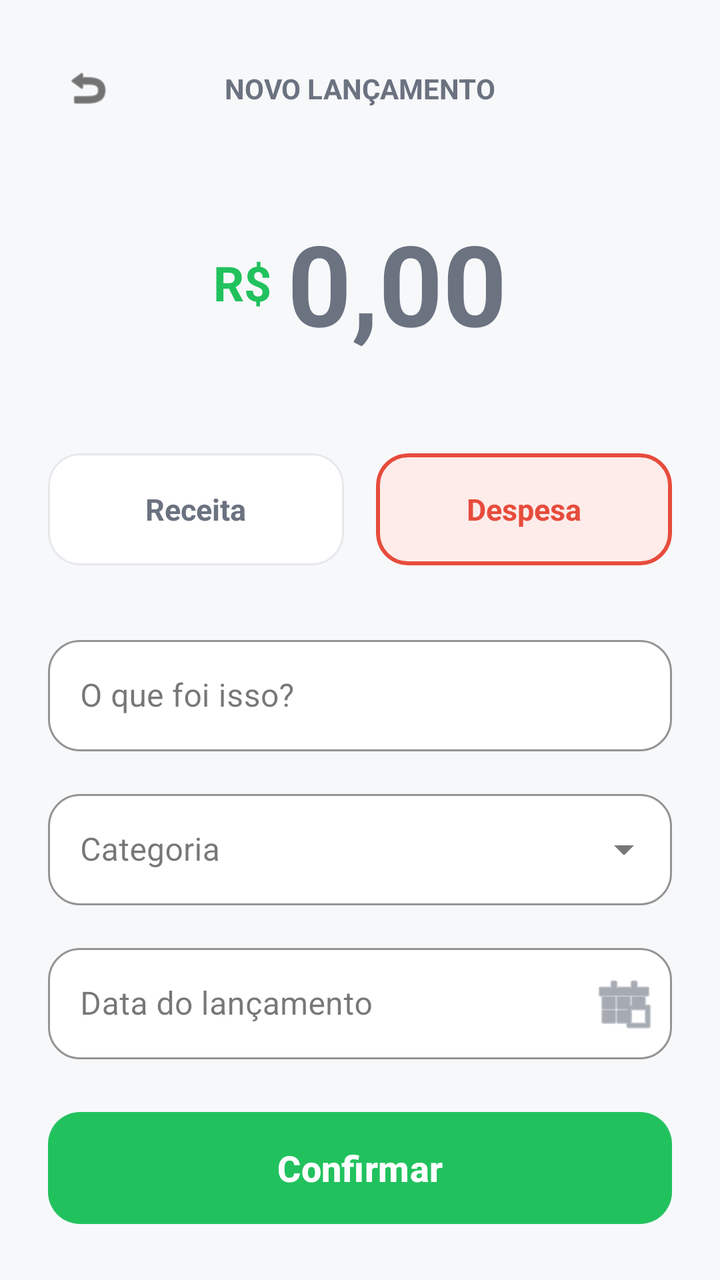
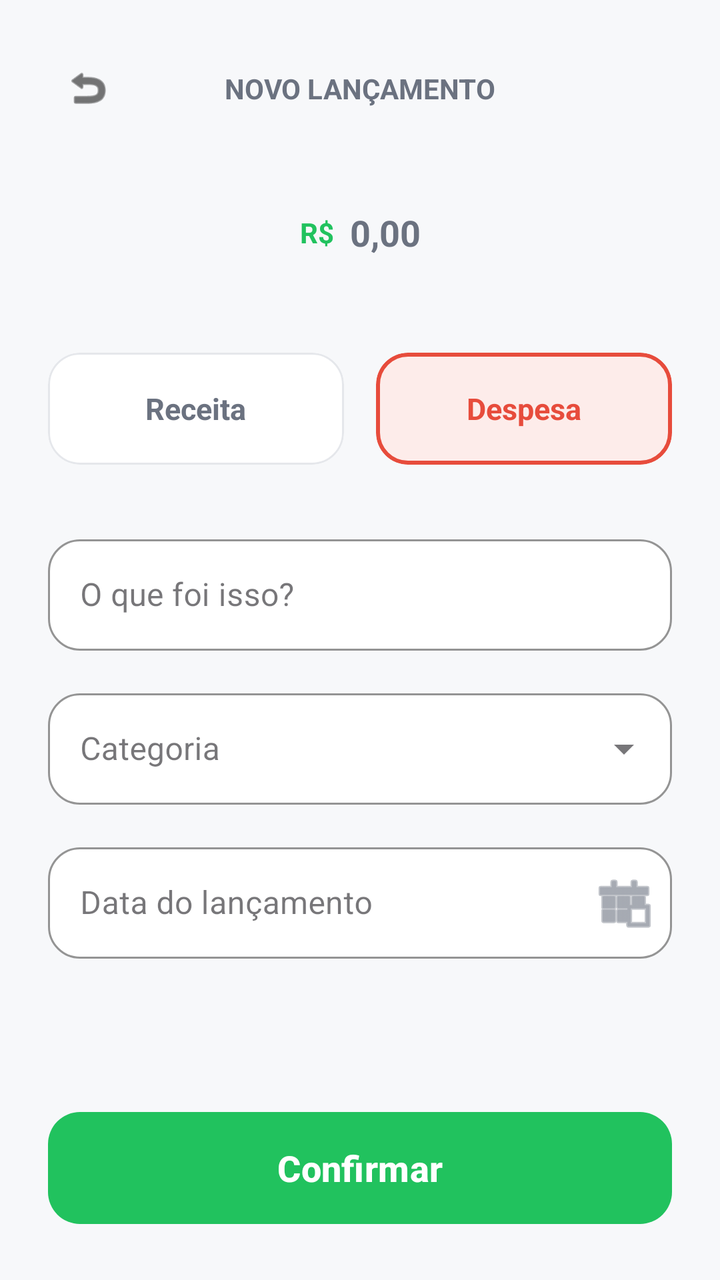

Compare the two renders of this Android layout. The source of the first and the diff that turns it into the second are given below.
<!-- AndroidManifest.xml: application theme Theme.CashMe -->
<!-- res/layout/activity_novo_lancamento.xml -->
<?xml version="1.0" encoding="utf-8"?>
<androidx.constraintlayout.widget.ConstraintLayout
    xmlns:android="http://schemas.android.com/apk/res/android"
    xmlns:app="http://schemas.android.com/apk/res-auto"
    android:layout_width="match_parent"
    android:layout_height="match_parent"
    android:background="@color/bg_general">

    
    <ImageView
        android:id="@+id/ivBack"
        android:layout_width="40dp"
        android:layout_height="40dp"
        android:layout_marginStart="24dp"
        android:layout_marginTop="24dp"
        android:background="?attr/selectableItemBackgroundBorderless"
        android:clickable="true"
        android:focusable="true"
        android:padding="8dp"
        android:src="@android:drawable/ic_menu_revert"
        app:tint="@color/text_primary"
        app:layout_constraintStart_toStartOf="parent"
        app:layout_constraintTop_toTopOf="parent" />

    
    <TextView
        android:id="@+id/tvTitle"
        android:layout_width="wrap_content"
        android:layout_height="wrap_content"
        android:text="Novo Lançamento"
        android:textColor="@color/text_secondary"
        android:textSize="14sp"
        android:textStyle="bold"
        android:textAllCaps="true"
        app:layout_constraintBottom_toBottomOf="@id/ivBack"
        app:layout_constraintEnd_toEndOf="parent"
        app:layout_constraintStart_toStartOf="parent"
        app:layout_constraintTop_toTopOf="@id/ivBack" />

    
    <LinearLayout
        android:id="@+id/llValue"
        android:layout_width="wrap_content"
        android:layout_height="wrap_content"
        android:layout_marginTop="40dp"
        android:gravity="center"
        android:orientation="horizontal"
        app:layout_constraintEnd_toEndOf="parent"
        app:layout_constraintStart_toStartOf="parent"
        app:layout_constraintTop_toBottomOf="@id/ivBack">

        <TextView
            android:layout_width="wrap_content"
            android:layout_height="wrap_content"
            android:layout_marginEnd="8dp"
            android:text="R$"
            android:textColor="@color/green_primary"
            android:textSize="24sp"
            android:textStyle="bold" />

        <EditText
            android:id="@+id/etValue"
            android:layout_width="wrap_content"
            android:layout_height="wrap_content"
            android:background="@null"
            android:hint="0,00"
            android:inputType="numberDecimal"
            android:textColor="@color/text_primary"
            android:textColorHint="@color/text_secondary"
            android:textSize="56sp"
            android:textStyle="bold" />
    </LinearLayout>

    
    <LinearLayout
        android:id="@+id/llTypeCards"
        android:layout_width="match_parent"
        android:layout_height="wrap_content"
        android:layout_marginHorizontal="24dp"
        android:layout_marginTop="48dp"
        android:orientation="horizontal"
        android:weightSum="2"
        app:layout_constraintTop_toBottomOf="@id/llValue">

        
        <com.google.android.material.card.MaterialCardView
            android:id="@+id/cvIncome"
            android:layout_width="0dp"
            android:layout_height="56dp"
            android:layout_weight="1"
            android:layout_marginEnd="8dp"
            android:clickable="true"
            android:focusable="true"
            app:cardBackgroundColor="@color/white"
            app:cardCornerRadius="16dp"
            app:cardElevation="0dp"
            app:strokeColor="@color/gray_border"
            app:strokeWidth="1dp">

            <TextView
                android:layout_width="wrap_content"
                android:layout_height="wrap_content"
                android:layout_gravity="center"
                android:text="Receita"
                android:textColor="@color/text_secondary"
                android:textSize="15sp"
                android:textStyle="bold" />
        </com.google.android.material.card.MaterialCardView>

        
        <com.google.android.material.card.MaterialCardView
            android:id="@+id/cvExpense"
            android:layout_width="0dp"
            android:layout_height="56dp"
            android:layout_weight="1"
            android:layout_marginStart="8dp"
            android:clickable="true"
            android:focusable="true"
            app:cardBackgroundColor="#FDECEA"
            app:cardCornerRadius="16dp"
            app:cardElevation="0dp"
            app:strokeColor="@color/red_expense"
            app:strokeWidth="2dp">

            <TextView
                android:layout_width="wrap_content"
                android:layout_height="wrap_content"
                android:layout_gravity="center"
                android:text="Despesa"
                android:textColor="@color/red_expense"
                android:textSize="15sp"
                android:textStyle="bold" />
        </com.google.android.material.card.MaterialCardView>
    </LinearLayout>

    

    
    <com.google.android.material.textfield.TextInputLayout
        android:id="@+id/tilDescription"
        style="@style/Widget.MaterialComponents.TextInputLayout.OutlinedBox"
        android:layout_width="match_parent"
        android:layout_height="wrap_content"
        android:layout_marginHorizontal="24dp"
        android:layout_marginTop="32dp"
        android:hint="O que foi isso?"
        app:boxBackgroundColor="@color/white"
        app:boxCornerRadiusBottomEnd="16dp"
        app:boxCornerRadiusBottomStart="16dp"
        app:boxCornerRadiusTopEnd="16dp"
        app:boxCornerRadiusTopStart="16dp"
        app:boxStrokeColor="@color/gray_border"
        app:boxStrokeWidth="1dp"
        app:boxStrokeWidthFocused="2dp"
        app:layout_constraintTop_toBottomOf="@id/llTypeCards">

        <com.google.android.material.textfield.TextInputEditText
            android:id="@+id/etDescription"
            android:layout_width="match_parent"
            android:layout_height="wrap_content"
            android:inputType="textCapSentences"
            android:textColor="@color/text_primary" />
    </com.google.android.material.textfield.TextInputLayout>

    
    <com.google.android.material.textfield.TextInputLayout
        android:id="@+id/tilCategory"
        style="@style/Widget.MaterialComponents.TextInputLayout.OutlinedBox.ExposedDropdownMenu"
        android:layout_width="match_parent"
        android:layout_height="wrap_content"
        android:layout_marginHorizontal="24dp"
        android:layout_marginTop="16dp"
        android:hint="Categoria"
        app:boxBackgroundColor="@color/white"
        app:boxCornerRadiusBottomEnd="16dp"
        app:boxCornerRadiusBottomStart="16dp"
        app:boxCornerRadiusTopEnd="16dp"
        app:boxCornerRadiusTopStart="16dp"
        app:boxStrokeColor="@color/gray_border"
        app:boxStrokeWidth="1dp"
        app:boxStrokeWidthFocused="2dp"
        app:layout_constraintTop_toBottomOf="@id/tilDescription">

        <AutoCompleteTextView
            android:id="@+id/actvCategory"
            android:layout_width="match_parent"
            android:layout_height="wrap_content"
            android:inputType="none"
            android:textColor="@color/text_primary" />
    </com.google.android.material.textfield.TextInputLayout>

    
    <com.google.android.material.textfield.TextInputLayout
        android:id="@+id/tilDate"
        style="@style/Widget.MaterialComponents.TextInputLayout.OutlinedBox"
        android:layout_width="match_parent"
        android:layout_height="wrap_content"
        android:layout_marginHorizontal="24dp"
        android:layout_marginTop="16dp"
        android:hint="Data do lançamento"
        app:boxBackgroundColor="@color/white"
        app:boxCornerRadiusBottomEnd="16dp"
        app:boxCornerRadiusBottomStart="16dp"
        app:boxCornerRadiusTopEnd="16dp"
        app:boxCornerRadiusTopStart="16dp"
        app:boxStrokeColor="@color/gray_border"
        app:boxStrokeWidth="1dp"
        app:boxStrokeWidthFocused="2dp"
        app:endIconDrawable="@android:drawable/ic_menu_today"
        app:endIconMode="custom"
        app:endIconTint="@color/text_secondary"
        app:layout_constraintTop_toBottomOf="@id/tilCategory">

        <com.google.android.material.textfield.TextInputEditText
            android:id="@+id/etDate"
            android:layout_width="match_parent"
            android:layout_height="wrap_content"
            android:focusable="false"
            android:inputType="none"
            android:textColor="@color/text_primary" />
    </com.google.android.material.textfield.TextInputLayout>

    
    <com.google.android.material.button.MaterialButton
        android:id="@+id/btnSalvar"
        android:layout_width="match_parent"
        android:layout_height="64dp"
        android:layout_marginHorizontal="24dp"
        android:layout_marginBottom="24dp"
        android:text="Confirmar"
        android:textAllCaps="false"
        android:textSize="18sp"
        android:textStyle="bold"
        app:backgroundTint="@color/green_primary"
        app:cornerRadius="16dp"
        app:elevation="4dp"
        app:layout_constraintBottom_toBottomOf="parent" />

</androidx.constraintlayout.widget.ConstraintLayout>
<!-- resources referenced by this layout -->
<resources>
  <color name="bg_general">#F7F8FA</color>
  <color name="gray_border">#E5E7EB</color>
  <color name="green_primary">#21C25E</color>
  <color name="red_expense">#E74C3C</color>
  <color name="text_primary">#1A1A1A</color>
  <color name="text_secondary">#6B7280</color>
  <color name="white">#FFFFFFFF</color>
  <style name="Theme.CashMe" parent="Base.Theme.CashMe" />
  <style name="Base.Theme.CashMe" parent="Theme.Material3.DayNight.NoActionBar">
          
          
      </style>
</resources>

<!-- the commit's change to res/layout/activity_novo_lancamento.xml (unified diff, before → after) -->
@@ -55,7 +55,8 @@
             android:layout_marginEnd="8dp"
             android:text="R$"
             android:textColor="@color/green_primary"
-            android:textSize="24sp"
+            app:autoSizeMinTextSize="24sp"
+            app:autoSizeMaxTextSize="56sp"
             android:textStyle="bold" />
 
         <EditText
@@ -65,10 +66,13 @@
             android:background="@null"
             android:hint="0,00"
             android:inputType="numberDecimal"
+            android:maxLength="14"
             android:textColor="@color/text_primary"
             android:textColorHint="@color/text_secondary"
-            android:textSize="56sp"
-            android:textStyle="bold" />
+            android:textStyle="bold"
+            app:autoSizeTextType="uniform"
+            app:autoSizeMinTextSize="24sp"
+            app:autoSizeMaxTextSize="56sp" />
     </LinearLayout>
 
     
@@ -98,6 +102,7 @@
             app:strokeWidth="1dp">
 
             <TextView
+                android:id="@+id/tvIncomeText"
                 android:layout_width="wrap_content"
                 android:layout_height="wrap_content"
                 android:layout_gravity="center"
@@ -123,6 +128,7 @@
             app:strokeWidth="2dp">
 
             <TextView
+                android:id="@+id/tvExpenseText"
                 android:layout_width="wrap_content"
                 android:layout_height="wrap_content"
                 android:layout_gravity="center"
